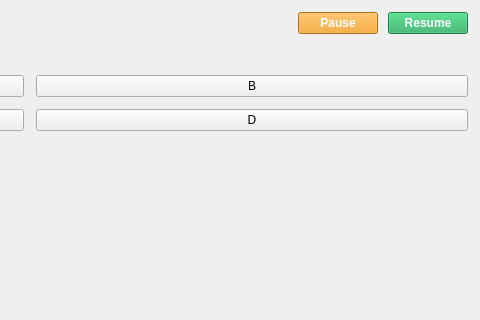
Above: client/src/ui/GameWindow.ui from ToJupiter/NetworkProgramming before the change; both pictures show x 420 to 900 and y 0 to 320 of the 900 by 650 pixel window. Below: the same form after it.
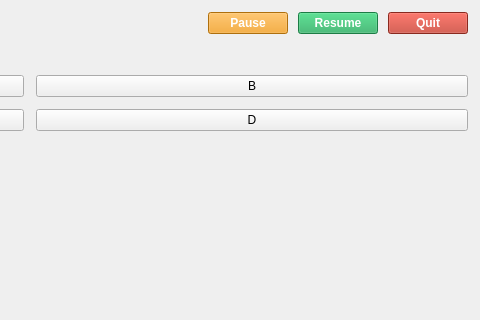
That is the form after the change.

Commit message: Add part 10: Leave Room, Replay (waiting time is long, needed fix),  Game Results.

Diff of the .ui file:
```diff
--- a/client/src/ui/GameWindow.ui
+++ b/client/src/ui/GameWindow.ui
@@ -118,6 +118,19 @@
         </property>
        </widget>
       </item>
+      <item>
+       <widget class="QPushButton" name="btnQuit">
+        <property name="text">
+         <string>Quit</string>
+        </property>
+        <property name="maximumWidth">
+         <number>80</number>
+        </property>
+        <property name="styleSheet">
+         <string notr="true">background:#c0392b; color:white; font-weight:bold;</string>
+        </property>
+       </widget>
+      </item>
      </layout>
     </item>
     <item>
```
The commit also changes 31 other files.
